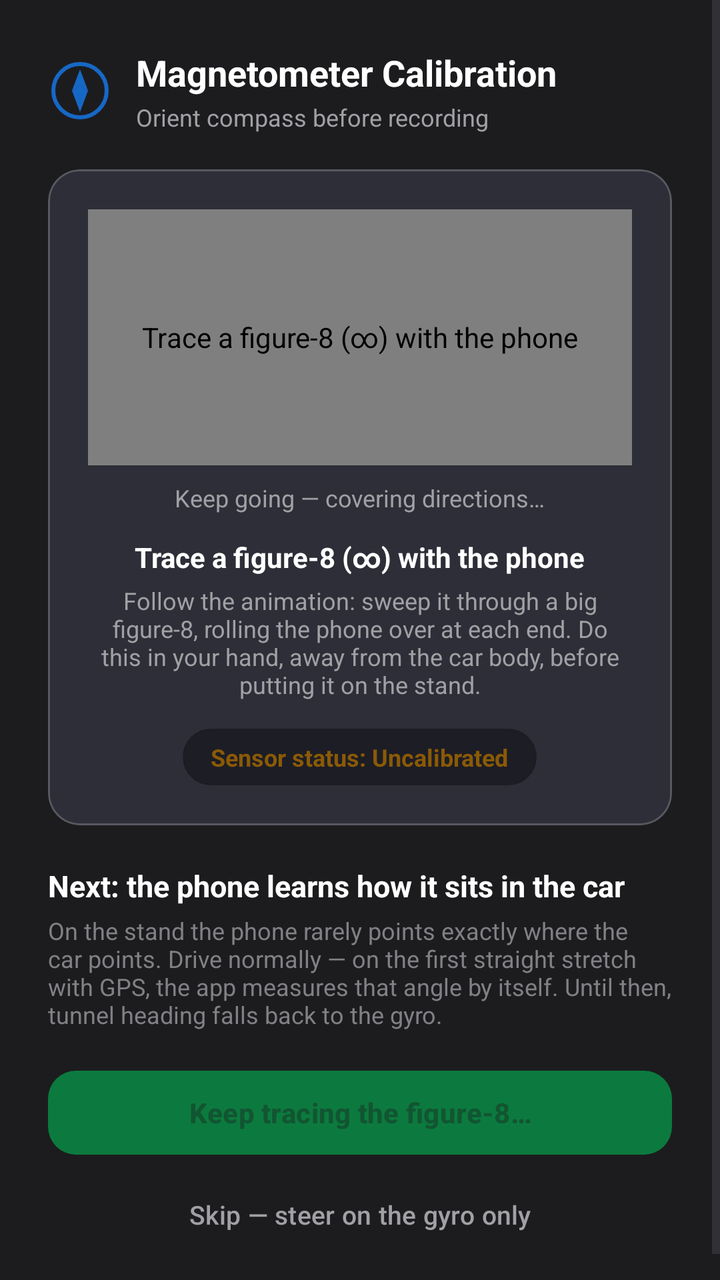
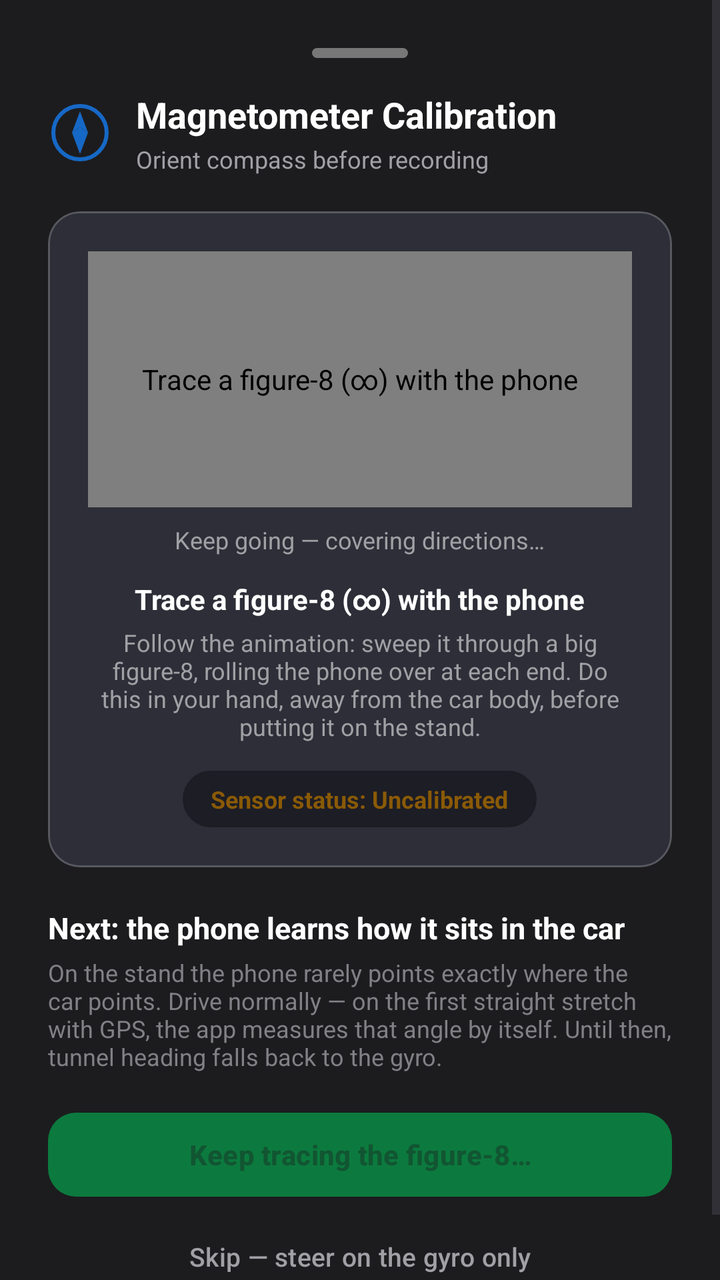

Two renders of the same Android screen: before a commit and after it. Below are the layout's source before the change and the commit's diff.
<!-- AndroidManifest.xml: application theme Theme.ImuLogger -->
<!-- res/layout/dialog_calibration.xml -->
<?xml version="1.0" encoding="utf-8"?>
<ScrollView xmlns:android="http://schemas.android.com/apk/res/android"
    xmlns:app="http://schemas.android.com/apk/res-auto"
    android:layout_width="match_parent"
    android:layout_height="wrap_content"
    android:background="@color/overlay_card">

    <LinearLayout
        android:layout_width="match_parent"
        android:layout_height="wrap_content"
        android:orientation="vertical"
        android:padding="24dp">

        
        <LinearLayout
            android:layout_width="match_parent"
            android:layout_height="wrap_content"
            android:gravity="center_vertical"
            android:orientation="horizontal">

            <ImageView
                android:layout_width="32dp"
                android:layout_height="32dp"
                android:src="@drawable/ic_compass"
                app:tint="@color/brand" />

            <LinearLayout
                android:layout_width="0dp"
                android:layout_height="wrap_content"
                android:layout_marginStart="12dp"
                android:layout_weight="1"
                android:orientation="vertical">

                <TextView
                    android:layout_width="wrap_content"
                    android:layout_height="wrap_content"
                    android:text="@string/calibration_title"
                    android:textColor="@color/on_overlay_primary"
                    android:textSize="18sp"
                    android:textStyle="bold" />

                <TextView
                    android:layout_width="wrap_content"
                    android:layout_height="wrap_content"
                    android:layout_marginTop="2dp"
                    android:text="@string/calibration_subtitle"
                    android:textColor="@color/on_overlay_secondary"
                    android:textSize="12sp" />
            </LinearLayout>
        </LinearLayout>

        
        <com.google.android.material.card.MaterialCardView
            android:layout_width="match_parent"
            android:layout_height="wrap_content"
            android:layout_marginTop="18dp"
            app:cardBackgroundColor="@color/overlay_chip"
            app:cardCornerRadius="16dp"
            app:strokeColor="@color/overlay_stroke"
            app:strokeWidth="1dp">

            <LinearLayout
                android:layout_width="match_parent"
                android:layout_height="wrap_content"
                android:gravity="center_horizontal"
                android:orientation="vertical"
                android:padding="20dp">

                <com.example.imulogger.Figure8View
                    android:id="@+id/figure8"
                    android:layout_width="match_parent"
                    android:layout_height="128dp"
                    android:contentDescription="@string/swirl_instruction" />

                <TextView
                    android:id="@+id/tvCalibrationProgress"
                    android:layout_width="wrap_content"
                    android:layout_height="wrap_content"
                    android:layout_marginTop="8dp"
                    android:text="@string/calibration_progress_start"
                    android:textColor="@color/on_overlay_secondary"
                    android:textSize="12sp" />

                <TextView
                    android:layout_width="wrap_content"
                    android:layout_height="wrap_content"
                    android:layout_marginTop="12dp"
                    android:text="@string/swirl_instruction"
                    android:textAlignment="center"
                    android:textColor="@color/on_overlay_primary"
                    android:textSize="14sp"
                    android:textStyle="bold" />

                <TextView
                    android:layout_width="wrap_content"
                    android:layout_height="wrap_content"
                    android:layout_marginTop="4dp"
                    android:text="@string/swirl_hint"
                    android:textAlignment="center"
                    android:textColor="@color/on_overlay_secondary"
                    android:textSize="12sp" />

                
                <TextView
                    android:id="@+id/chipAccuracyStatus"
                    android:layout_width="wrap_content"
                    android:layout_height="wrap_content"
                    android:layout_marginTop="14dp"
                    android:background="@drawable/bg_pill"
                    android:backgroundTint="@color/overlay_card_glass"
                    android:paddingHorizontal="14dp"
                    android:paddingVertical="6dp"
                    android:text="@string/accuracy_uncalibrated"
                    android:textColor="@color/quality_weak"
                    android:textSize="12sp"
                    android:textStyle="bold" />
            </LinearLayout>
        </com.google.android.material.card.MaterialCardView>

        
        <TextView
            android:layout_width="match_parent"
            android:layout_height="wrap_content"
            android:layout_marginTop="20dp"
            android:text="@string/mount_next_title"
            android:textColor="@color/on_overlay_primary"
            android:textSize="15sp"
            android:textStyle="bold" />

        <TextView
            android:layout_width="match_parent"
            android:layout_height="wrap_content"
            android:layout_marginTop="4dp"
            android:text="@string/mount_next_hint"
            android:textColor="@color/on_overlay_muted"
            android:textSize="12sp" />

        <com.google.android.material.button.MaterialButton
            android:id="@+id/btnCompassContinue"
            style="@style/Widget.Material3.Button"
            android:layout_width="match_parent"
            android:layout_height="50dp"
            android:layout_marginTop="16dp"
            android:enabled="false"
            android:text="@string/calibration_continue_waiting"
            android:textSize="14sp"
            android:textStyle="bold"
            app:backgroundTint="@color/quality_good"
            app:cornerRadius="14dp" />

        <com.google.android.material.button.MaterialButton
            android:id="@+id/btnSkipCompass"
            style="@style/Widget.Material3.Button.TextButton"
            android:layout_width="match_parent"
            android:layout_height="44dp"
            android:layout_marginTop="4dp"
            android:text="@string/calibration_skip"
            android:textColor="@color/on_overlay_secondary"
            android:textSize="13sp"
            app:cornerRadius="14dp" />

    </LinearLayout>
</ScrollView>
<!-- resources referenced by this layout -->
<resources>
  <color name="brand">#1668C6</color>
  <color name="on_overlay_muted">#808085</color>
  <color name="on_overlay_primary">#FFFFFF</color>
  <color name="on_overlay_secondary">#A0A0A5</color>
  <color name="overlay_card">#1C1C1E</color>
  <color name="overlay_card_glass">#E61C1C24</color>
  <color name="overlay_chip">#2E2E38</color>
  <color name="overlay_stroke">#33FFFFFF</color>
  <color name="quality_good">#0C7A3E</color>
  <color name="quality_weak">#8A5A06</color>
  <!-- drawable bg_pill (drawable) -->
  <?xml version="1.0" encoding="utf-8"?>
  <shape xmlns:android="http://schemas.android.com/apk/res/android" android:shape="rectangle">
      <solid android:color="?attr/colorSurface" />
      <corners android:radius="20dp" />
      <stroke android:width="1dp" android:color="?attr/colorOutlineVariant" />
  </shape>
  <!-- drawable ic_compass (drawable) -->
  ﻿<vector xmlns:android="http://schemas.android.com/apk/res/android"
      android:width="24dp"
      android:height="24dp"
      android:viewportWidth="24"
      android:viewportHeight="24">
      
      <path
          android:strokeColor="@color/on_overlay_secondary"
          android:strokeWidth="1.5"
          android:pathData="M12,2A10,10 0 1,0 12,22A10,10 0 1,0 12,2Z" />
      
      <path
          android:fillColor="#E53935"
          android:pathData="M12,4 L15,12 L12,10 L9,12 Z" />
      
      <path
          android:fillColor="@color/on_overlay_secondary"
          android:pathData="M12,20 L15,12 L12,10 L9,12 Z" />
  </vector>
  <string name="accuracy_uncalibrated">Sensor status: Uncalibrated</string>
  <string name="calibration_continue_waiting">Keep tracing the figure-8…</string>
  <string name="calibration_progress_start">Keep going — covering directions…</string>
  <string name="calibration_skip">Skip — steer on the gyro only</string>
  <string name="calibration_subtitle">Orient compass before recording</string>
  <string name="calibration_title">Magnetometer Calibration</string>
  <string name="mount_next_hint">On the stand the phone rarely points exactly where the car points. Drive normally — on the first straight stretch with GPS, the app measures that angle by itself. Until then, tunnel heading falls back to the gyro.</string>
  <string name="mount_next_title">Next: the phone learns how it sits in the car</string>
  <string name="swirl_hint">Follow the animation: sweep it through a big figure-8, rolling the phone over at each end. Do this in your hand, away from the car body, before putting it on the stand.</string>
  <string name="swirl_instruction">Trace a figure-8 (∞) with the phone</string>
  <style name="Theme.ImuLogger" parent="Theme.Material3.DayNight.NoActionBar">
          <item name="colorPrimary">@color/brand</item>
          <item name="colorOnPrimary">@color/on_brand</item>
          <item name="android:statusBarColor">@android:color/transparent</item>
      </style>
  <color name="on_brand">#FFFFFF</color>
</resources>

<!-- the commit's change to res/layout/dialog_calibration.xml (unified diff, before → after) -->
@@ -10,6 +10,14 @@
         android:layout_height="wrap_content"
         android:orientation="vertical"
         android:padding="24dp">
+
+        
+        <View
+            android:layout_width="48dp"
+            android:layout_height="5dp"
+            android:layout_gravity="center_horizontal"
+            android:layout_marginBottom="16dp"
+            android:background="@drawable/bg_drag_handle" />
 
         
         <LinearLayout
<!-- resource entries referenced after the edit -->
@@ -10,6 +10,16 @@
   <color name="overlay_stroke">#33FFFFFF</color>
   <color name="quality_good">#0C7A3E</color>
   <color name="quality_weak">#8A5A06</color>
+  <!-- drawable bg_drag_handle (drawable) -->
+  <?xml version="1.0" encoding="utf-8"?>
+  <shape xmlns:android="http://schemas.android.com/apk/res/android"
+      android:shape="rectangle">
+      <solid android:color="@color/drag_handle" />
+      <corners android:radius="3dp" />
+      <size
+          android:width="36dp"
+          android:height="4dp" />
+  </shape>
   <!-- drawable bg_pill (drawable) -->
   <?xml version="1.0" encoding="utf-8"?>
   <shape xmlns:android="http://schemas.android.com/apk/res/android" android:shape="rectangle">
@@ -51,7 +61,12 @@
           <item name="colorPrimary">@color/brand</item>
           <item name="colorOnPrimary">@color/on_brand</item>
           <item name="android:statusBarColor">@android:color/transparent</item>
+          <item name="android:navigationBarColor">@android:color/transparent</item>
+          <item name="android:windowBackground">@color/overlay_card</item>
+          <item name="colorSurfaceContainer">@color/overlay_card</item>
+          <item name="colorSurfaceContainerHigh">@color/overlay_chip</item>
       </style>
+  <color name="drag_handle">#66FFFFFF</color>
   <color name="on_brand">#FFFFFF</color>
 </resources>
 
